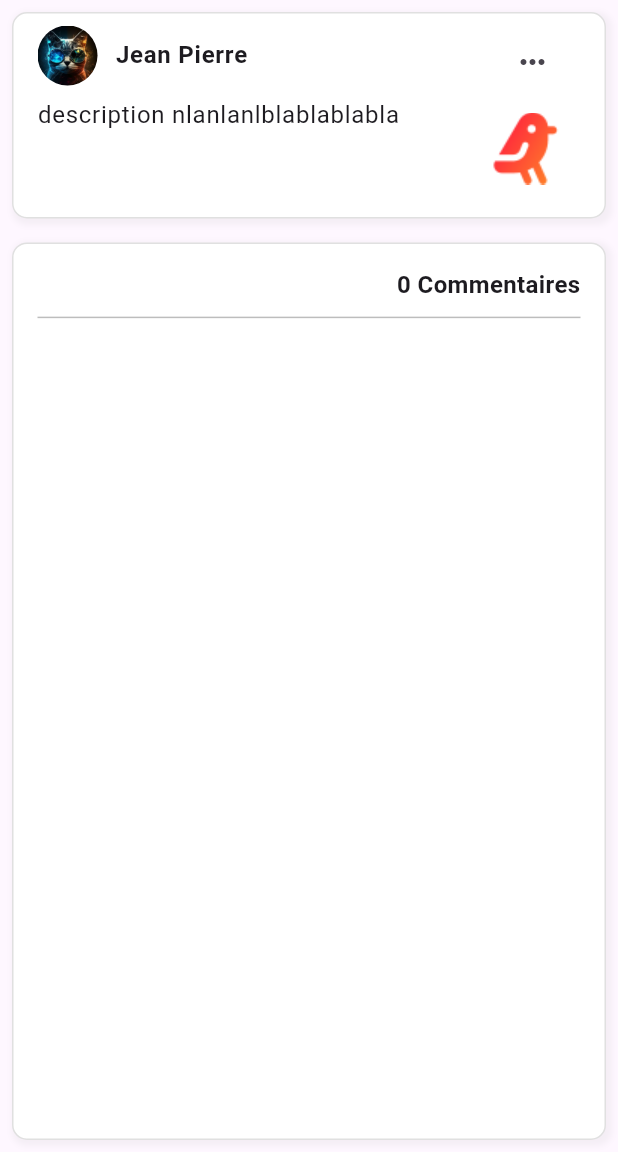
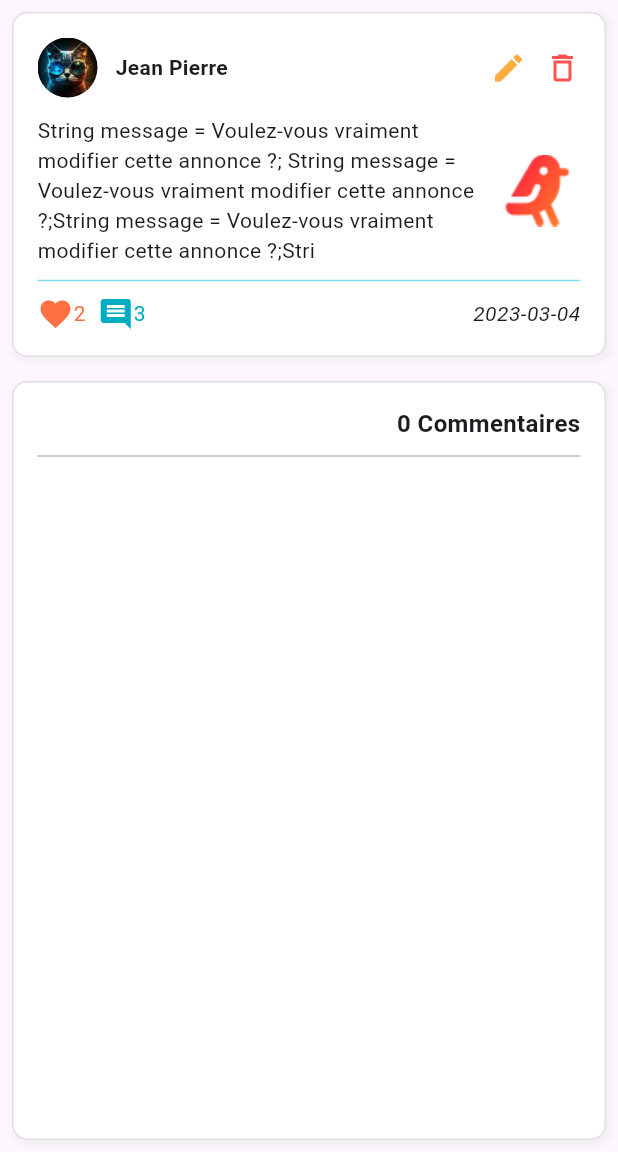
Before and after one commit to JeanPierreNduwimana/EspaceFamille, a Flutter app: the CommentairesAnnonce screen opened directly with empty values, on a phone screen of 412 x 824 dp, the part 84-1236 px from its top. Run offline on Flutter 3.47's test engine with Material 3 defaults, Android fonts, the phone set to English and light mode, and no system bars; our stand-ins replace flutter_rating_stars, image_picker, palette_generator.

Commit message:
FCT: Amelioration design liste taches & dialogs

```diff
--- a/espace_famille/lib/espace_famille/commentaires_annonce.dart
+++ b/espace_famille/lib/espace_famille/commentaires_annonce.dart
@@ -6,6 +6,8 @@ import '../nav_menu.dart';
 import '../services/design_service.dart';
 
 DesignService _designService = DesignService();
+String testmessage = 'String message = Voulez-vous vraiment modifier cette annonce ?; String message = Voulez-vous vraiment modifier cette annonce ?;String message = Voulez-vous vraiment modifier cette annonce ?;Stri';
+
 
 
 
@@ -42,11 +44,9 @@ class _CommentairesAnnonceState extends State<CommentairesAnnonce> {
   Widget buildBody(){
     return Column(
       children: [
-        Expanded(
-          flex: MediaQuery.of(context).viewInsets.bottom > 0 ?2 : 1,
-          child: Container(
+        Container(
           margin: const EdgeInsets.symmetric(vertical: 8, horizontal: 8),
-            //padding: const EdgeInsets.all(16),
+          padding: const EdgeInsets.all(16),
           decoration: BoxDecoration(color: Colors.white,borderRadius: BorderRadius.circular(10),
               boxShadow: [
                 BoxShadow(
@@ -58,11 +58,10 @@ class _CommentairesAnnonceState extends State<CommentairesAnnonce> {
               ],
               border: Border.all(color: Colors.grey.shade300, width: 1)),
 
-            child: ListTile(
-                title: Row(
+          child: Column(
             children: [
-                    Expanded(child:Column(
-                      crossAxisAlignment: CrossAxisAlignment.start,
+              Row(
+                mainAxisAlignment: MainAxisAlignment.spaceBetween,
                 children: [
                   Row(
                     children: [
@@ -81,60 +80,61 @@ class _CommentairesAnnonceState extends State<CommentairesAnnonce> {
                           Navigator.pushNamed(context, '/pageprofile');
                         },
                       ),
-
                       const SizedBox(width: 12,),
                       Text('Jean Pierre', style: const TextStyle(fontWeight: FontWeight.bold),)
                     ],
                   ),
-                        SizedBox(height: 8),
-                        Text('description nlanlanlblablablabla'),
-                        SizedBox(height: 4,)
+                  Row(
+                    children: [
+                      GestureDetector(
+                          onTap: ()async{
+                            String message = 'Voulez-vous vraiment \n modifier cette annonce ?';
+                            bool? result = await _designService.dialogYesorNo(context, message );
+
+                            if(result !=null){
+                              // Image? currentImage;
+
+                              // annonces[index].url == '' ? currentImage = null : currentImage = Image.asset(annonces[index].url);
+                              // result ? _designService.dialogCreerAnnonce(context, annonces[index].description, currentImage) : null;
+                            }
+                          },
+                          child: Icon(Icons.edit, color: Colors.orangeAccent,)
+                      ),
+                      SizedBox(width: 12),
+                      GestureDetector(
+                          onTap: ()async{
+                            String message = 'Voulez-vous vraiment \n supprimer cette annonce ?';
+                            bool? result = await _designService.dialogYesorNo(context, message);
+                            if(result !=null){
+                              result ? null : null;
+                            }
+                            //_designService.dialogYesorNo(context, modalRouteName);
+                          },
+                          child: Icon(Icons.delete_outlined, color: Colors.redAccent,)
+                      )
                     ],
-                    ) ),
-                    SizedBox(width: 8),
-                    Column(
-                      crossAxisAlignment: CrossAxisAlignment.end,
-                      children: [
-                        PopupMenuButton<String>(
-                            icon: const Icon(Icons.more_horiz),
-                            onSelected: (String value){
-                              print('Selected: $value');
-                            },
-                            itemBuilder: (BuildContext context){
-                              return const [
-                                PopupMenuItem<String>(
-                                  value: 'Modifier',
-                                  child: Row(
-                                    children: [
-                                      Text('Modifier', style: TextStyle(fontSize: 16),),
-                                      SizedBox(width: 4,),
-                                      Icon(Icons.edit, size: 16,)
+                  )
                 ],
             ),
-                                ),
-                                PopupMenuItem<String>(
-                                  value: 'Supprimer',
-                                  child: Row(
+              const SizedBox(height: 12),
+              Row(
+                mainAxisAlignment: MainAxisAlignment.center,
                 children: [
-                                      Text('Supprimer', style: TextStyle(fontSize: 16),),
-                                      SizedBox(width: 4,),
-                                      Icon(Icons.delete, size: 16,)
-                                    ],
-                                  ),
-                                )
-                              ];
-                            }),
-                        SizedBox(height: 4,),
-                        Container(
+                  Expanded(child: Text(testmessage,)),
+                  const SizedBox(width: 8,),
+                  GestureDetector(
+                    onTap: (){
+                      _designService.dialogAfficherImage(context, 'assets/images/bird.png');
+                    },
+                    child: Container(
                         height: 60,
                         width: 60,
                         child:  Image.asset('assets/images/bird.png')
                     ),
-                      ],
-                    )
+                  ),
                 ],
               ),
-                subtitle: Column(
+              Column(
                 children: [
                   Divider(
                     thickness: 1,
@@ -153,11 +153,10 @@ class _CommentairesAnnonceState extends State<CommentairesAnnonce> {
                   ),
                 ],
               )
-            ),
+            ]
           ),
         ),
         Expanded(
-          flex: 4,
           child: Container(
             margin: const EdgeInsets.symmetric(vertical: 8, horizontal: 8),
             padding: const EdgeInsets.all(16),
@@ -173,9 +172,7 @@ class _CommentairesAnnonceState extends State<CommentairesAnnonce> {
                 border: Border.all(color: Colors.grey.shade300, width: 1)),
             child: Column(
               children: [
-                Expanded(
-                  flex: 1,
-                  child: Column(
+                Column(
                   crossAxisAlignment: CrossAxisAlignment.stretch,
                   children: [
                     Text( '${widget.annonce.commentaires.length} Commentaires', textAlign: TextAlign.right, style: TextStyle(fontSize: 16, fontWeight: FontWeight.bold),),
@@ -186,9 +183,7 @@ class _CommentairesAnnonceState extends State<CommentairesAnnonce> {
                     )
                   ],
                 ),
-                ),
                 Expanded(
-                  flex: 10,
                   child: ListView.builder(shrinkWrap: true,controller: _scrollController, itemCount: widget.annonce.commentaires.length, itemBuilder: (BuildContext context, int ii)
                   {
                     return Column(
@@ -299,7 +294,7 @@ class _CommentairesAnnonceState extends State<CommentairesAnnonce> {
                                           ),
                                         ],
                                       ),
-
+                                      const SizedBox(height: 12,),
                                     ],
                                   ),
                                 ),
--- a/espace_famille/pubspec.yaml
+++ b/espace_famille/pubspec.yaml
@@ -17,7 +17,7 @@ dependencies:
 dev_dependencies:
   flutter_test:
     sdk: flutter
-  flutter_lints: ^2.0.0
+  flutter_lints: ^4.0.0
 
 flutter:
   uses-material-design: true
```
Also changed, not shown: espace_famille/lib/espace_famille/accueil_espace_famille.dart (+20 -53 lines), espace_famille/lib/services/design_service.dart (+48 -18 lines), espace_famille/lib/taches/liste_taches.dart (+86 -14 lines), espace_famille/pubspec.lock, 1 other file. Lines whose indentation alone changed are shown as unchanged.
